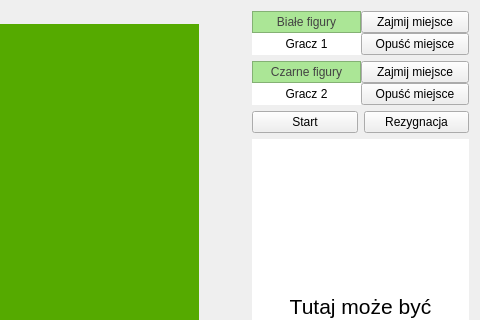
postasze/ChessNetworkGame, file ChessNetworkGameClient/chesstable.ui: the form before one commit; both pictures show x 324 to 804 and y 0 to 320 of the 804 by 560 pixel window.
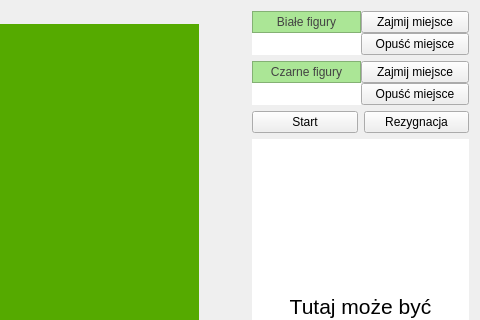
The form after the commit. Custom widgets are drawn as their Qt base class.

```diff
--- a/ChessNetworkGameClient/chesstable.ui
+++ b/ChessNetworkGameClient/chesstable.ui
@@ -1333,7 +1333,7 @@
               <bool>true</bool>
              </property>
              <property name="text">
-              <string>Gracz 1</string>
+              <string/>
              </property>
              <property name="alignment">
               <set>Qt::AlignCenter</set>
@@ -2245,7 +2245,7 @@
               <bool>true</bool>
              </property>
              <property name="text">
-              <string>Gracz 2</string>
+              <string/>
              </property>
              <property name="alignment">
               <set>Qt::AlignCenter</set>
```
